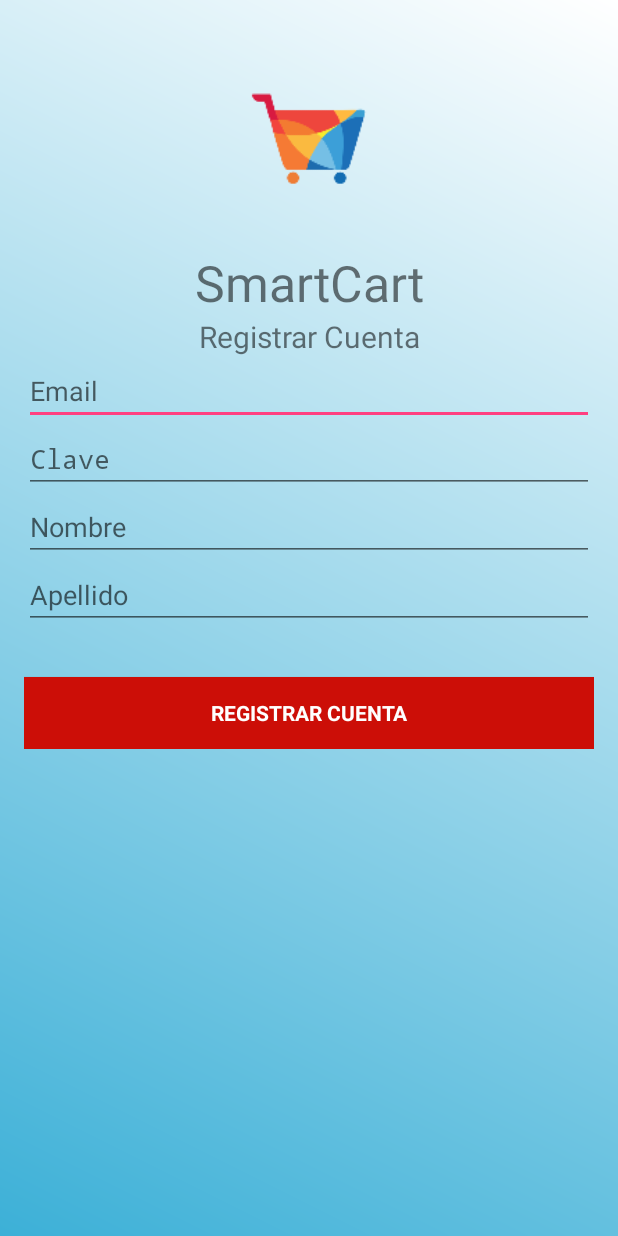
After one commit to nsatragno/smartcart, an Android app: the SignupActivity screen opened directly, with no data from a screen before it, on a phone screen of 412 x 824 dp. The commit adds this screen. Run offline under Robolectric (Android 15) with nearby library versions, the phone set to English and light mode, and no system bars.

Commit message:
Agregado signup.

```diff
--- a/app/app/src/main/AndroidManifest.xml
+++ b/app/app/src/main/AndroidManifest.xml
@@ -34,7 +34,10 @@
             android:label="@string/title_activity_desc_producto" />
         <activity
             android:name=".ConfigurarConexionActivity"
-            android:label="@string/title_activity_configurar_conexion"></activity>
+            android:label="@string/title_activity_configurar_conexion" />
+        <activity
+            android:name=".SignupActivity"
+            android:label="@string/title_activity_signup"></activity>
     </application>
 
 </manifest>
--- /dev/null
+++ b/app/app/src/main/java/ar/com/smartcart/smartcart/modelo/SignupResponse.java
@@ -0,0 +1,6 @@
+package ar.com.smartcart.smartcart.modelo;
+
+public class SignupResponse {
+    public boolean ok;
+    public String mensaje;
+}
--- /dev/null
+++ b/app/app/src/main/res/layout/activity_signup.xml
@@ -0,0 +1,118 @@
+<?xml version="1.0" encoding="utf-8"?>
+<LinearLayout xmlns:android="http://schemas.android.com/apk/res/android"
+    xmlns:app="http://schemas.android.com/apk/res-auto"
+    xmlns:tools="http://schemas.android.com/tools"
+    android:layout_width="match_parent"
+    android:layout_height="match_parent"
+    android:gravity="center_horizontal"
+    android:orientation="vertical"
+    android:background="@drawable/login_background"
+    android:paddingBottom="@dimen/activity_vertical_margin"
+    android:paddingLeft="@dimen/activity_horizontal_margin"
+    android:paddingRight="@dimen/activity_horizontal_margin"
+    android:paddingTop="@dimen/activity_vertical_margin"
+    tools:context=".LoginActivity">
+
+    <ScrollView
+        android:layout_width="match_parent"
+        android:layout_height="match_parent">
+
+        <LinearLayout
+            android:layout_width="match_parent"
+            android:layout_height="wrap_content"
+            android:orientation="vertical">
+
+            <ImageView
+                android:id="@+id/imageView2"
+                android:layout_width="match_parent"
+                android:layout_height="150dp"
+                android:layout_margin="0dp"
+                android:layout_marginBottom="0dp"
+                android:padding="0dp"
+                android:paddingBottom="0dp"
+                android:src="@mipmap/ic_launcher_foreground" />
+
+            <TextView
+                android:layout_width="match_parent"
+                android:layout_height="wrap_content"
+                android:textSize="33dp"
+                android:textAlignment="center"
+                android:text="SmartCart" />
+
+            <TextView
+                android:layout_width="match_parent"
+                android:layout_height="wrap_content"
+                android:textSize="20dp"
+                android:textAlignment="center"
+                android:text="Registrar Cuenta" />
+
+            <ProgressBar
+                android:id="@+id/signup_progress"
+                style="?android:attr/progressBarStyleLarge"
+                android:layout_width="match_parent"
+                android:layout_height="wrap_content"
+                android:layout_marginBottom="8dp"
+                android:textAlignment="center"
+                android:visibility="gone" />
+
+            <LinearLayout
+                android:id="@+id/signup_form"
+                android:layout_width="match_parent"
+                android:layout_height="wrap_content"
+                android:orientation="vertical">
+
+                <EditText
+                    android:id="@+id/email"
+                    android:layout_width="match_parent"
+                    android:layout_height="wrap_content"
+                    android:hint="@string/prompt_email"
+                    android:inputType="textEmailAddress"
+                    android:maxLines="1"
+                    android:singleLine="true" />
+
+                <EditText
+                    android:id="@+id/password"
+                    android:layout_width="match_parent"
+                    android:layout_height="wrap_content"
+                    android:hint="@string/prompt_password"
+                    android:imeActionId="6"
+                    android:imeActionLabel="@string/action_sign_in_short"
+                    android:imeOptions="actionUnspecified"
+                    android:inputType="textPassword"
+                    android:maxLines="1"
+                    android:singleLine="true" />
+
+                <EditText
+                    android:id="@+id/nombre"
+                    android:layout_width="match_parent"
+                    android:layout_height="wrap_content"
+                    android:hint="Nombre"
+                    android:imeOptions="actionUnspecified"
+                    android:maxLines="1"
+                    android:singleLine="true" />
+
+                <EditText
+                    android:id="@+id/apellido"
+                    android:layout_width="match_parent"
+                    android:layout_height="wrap_content"
+                    android:hint="Apellido"
+                    android:imeOptions="actionUnspecified"
+                    android:maxLines="1"
+                    android:singleLine="true" />
+
+
+                <Button
+                    android:id="@+id/sign_up_button"
+                    style="?android:textAppearanceSmall"
+                    android:layout_width="match_parent"
+                    android:layout_height="wrap_content"
+                    android:layout_marginTop="32dp"
+                    android:background="#cc0e07"
+                    android:text="Registrar Cuenta"
+                    android:textColor="#ffffff"
+                    android:textStyle="bold" />
+            </LinearLayout>
+
+        </LinearLayout>
+    </ScrollView>
+</LinearLayout>
--- a/app/app/src/main/res/values/strings.xml
+++ b/app/app/src/main/res/values/strings.xml
@@ -33,4 +33,5 @@
     <string name="title_notifications">Notifications</string>
     <string name="configurar_conexion">Configurar Conexión</string>
     <string name="title_activity_configurar_conexion">ConfigurarConexionActivity</string>
+    <string name="title_activity_signup">SignupActivity</string>
 </resources>
```
Also changed, not shown: app/app/src/main/java/ar/com/smartcart/smartcart/LoginActivity.java (+8 -0 lines), app/app/src/main/java/ar/com/smartcart/smartcart/SignupActivity.java (added, +123 -0 lines), app/app/src/main/java/ar/com/smartcart/smartcart/communication/HTTPHelper.java (+13 -2 lines), app/app/src/main/java/ar/com/smartcart/smartcart/communication/LoginManager.java (+32 -1 lines).
